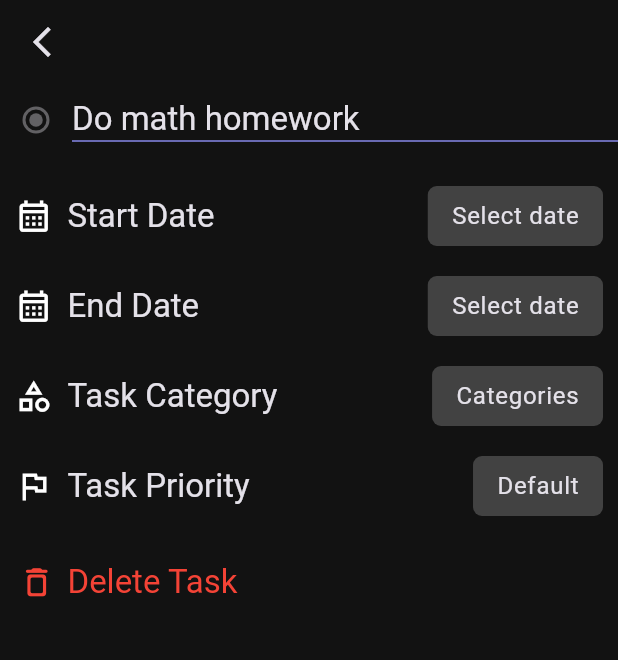
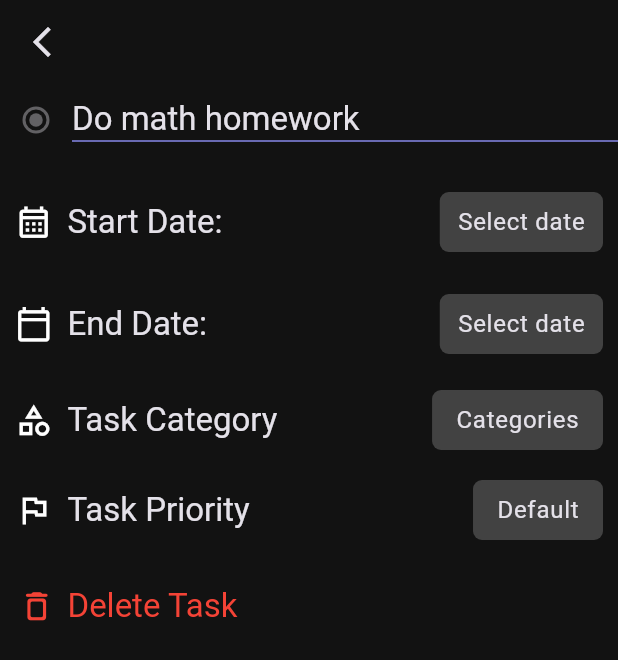
Before and after one commit to MajidiyM/todoListApp, a Flutter app: the DetailedTaskScreen screen opened by its route, on a phone screen of 412 x 824 dp. Shown: the top 660 px of the screen. Run offline on Flutter 3.47's test engine with Material 3 defaults, Android fonts, the phone set to English and light mode, and no system bars; our stand-ins replace auto_route, syncfusion_flutter_datepicker.

Commit message:
[Refactoring]

```diff
--- a/lib/screens/detailed_task_screen/view/detailed_task_screen.dart
+++ b/lib/screens/detailed_task_screen/view/detailed_task_screen.dart
@@ -57,39 +57,69 @@ class _DetailedTaskScreenState extends State<DetailedTaskScreen> {
                 ],
               ),
             ),
-            // SizedBox
+            //SizedBox
             SliverToBoxAdapter(
               child: SizedBox(
-                height: 20.0,
+                height: 20,
               ),
             ),
-            // Start Date
+            // Start date
             SliverToBoxAdapter(
               child: Padding(
                 padding: const EdgeInsets.symmetric(horizontal: 10),
-                child: TaskProperties(
-                  icon: Icons.calendar_month_outlined,
-                  text: "Start Date",
-                  buttonText: _formatDate(_startDate),
-                  onPressed: () => _showDateRangePicker(context),
+                child: Row(
+                  mainAxisAlignment: MainAxisAlignment.start,
+                  children: [
+                    Icon(
+                      Icons.calendar_month_outlined,
+                      size: 25,
+                    ),
+                    SizedBox(
+                      width: 10,
+                    ),
+                    Text(
+                      "Start Date:",
+                      style: theme.textTheme.titleLarge,
+                    ),
+                    Spacer(),
+                    DatePickerButton(
+                      displayText: _formatDate(_startDate),
+                      onPressed: () => _showDateRangePicker(context),
+                    ),
+                  ],
                 ),
               ),
             ),
-            // SizedBox
+            //SizedBox
             SliverToBoxAdapter(
               child: SizedBox(
-                height: 20.0,
+                height: 20,
               ),
             ),
             // End Date
             SliverToBoxAdapter(
               child: Padding(
-                padding: const EdgeInsets.symmetric(horizontal: 10),
-                child: TaskProperties(
-                  icon: Icons.calendar_month_outlined,
-                  text: "End Date",
-                  buttonText: _formatDate(_endDate),
-                  onPressed: () => _showDateRangePicker(context),
+                padding: const EdgeInsets.symmetric(horizontal: 10.0),
+                child: Row(
+                  mainAxisAlignment: MainAxisAlignment.start,
+                  children: [
+                    Icon(
+                      Icons.calendar_today_outlined,
+                      size: 25,
+                    ),
+                    SizedBox(
+                      width: 10,
+                    ),
+                    Text(
+                      "End Date:",
+                      style: theme.textTheme.titleLarge,
+                    ),
+                    Spacer(),
+                    DatePickerButton(
+                      displayText: _formatDate(_endDate),
+                      onPressed: () => _showDateRangePicker(context),
+                    ),
+                  ],
                 ),
               ),
             ),
--- /dev/null
+++ b/lib/screens/detailed_task_screen/widgets/datepicker_button.dart
@@ -0,0 +1,36 @@
+import 'package:flutter/material.dart';
+
+class DatePickerButton extends StatefulWidget {
+  final String displayText;
+  final VoidCallback onPressed;
+
+  const DatePickerButton({
+    Key? key,
+    required this.displayText,
+    required this.onPressed,
+  }) : super(key: key);
+
+  @override
+  State<DatePickerButton> createState() => _DatePickerButtonState();
+}
+
+class _DatePickerButtonState extends State<DatePickerButton> {
+  @override
+  Widget build(BuildContext context) {
+    final theme = Theme.of(context);
+    return TextButton(
+      onPressed: widget.onPressed,
+      style: TextButton.styleFrom(
+        backgroundColor: Colors.grey[800],
+        padding: EdgeInsets.symmetric(horizontal: 12, vertical: 8),
+        shape: RoundedRectangleBorder(
+          borderRadius: BorderRadius.circular(6),
+        ),
+      ),
+      child: Text(
+        widget.displayText,
+        style: theme.textTheme.bodyLarge,
+      ),
+    );
+  }
+}
--- a/lib/screens/detailed_task_screen/widgets/widgets.dart
+++ b/lib/screens/detailed_task_screen/widgets/widgets.dart
@@ -1,3 +1,4 @@
+export 'datepicker_button.dart';
 export 'task_content.dart';
 export 'task_poperties_button.dart';
 export 'task_properties.dart';
```
